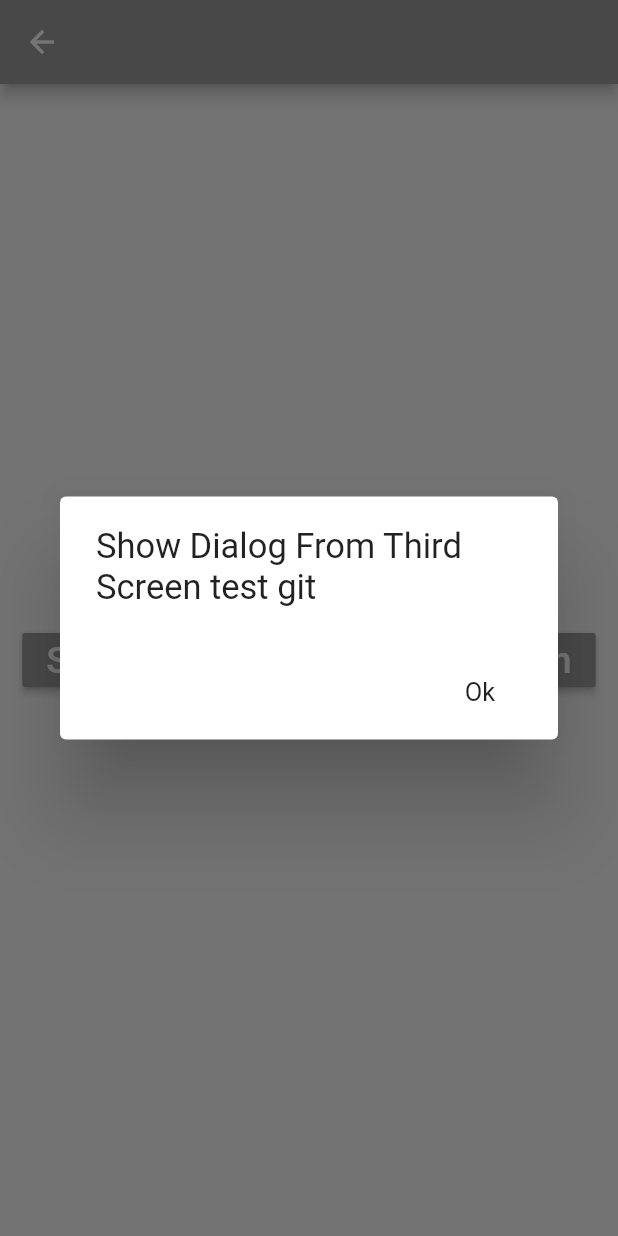
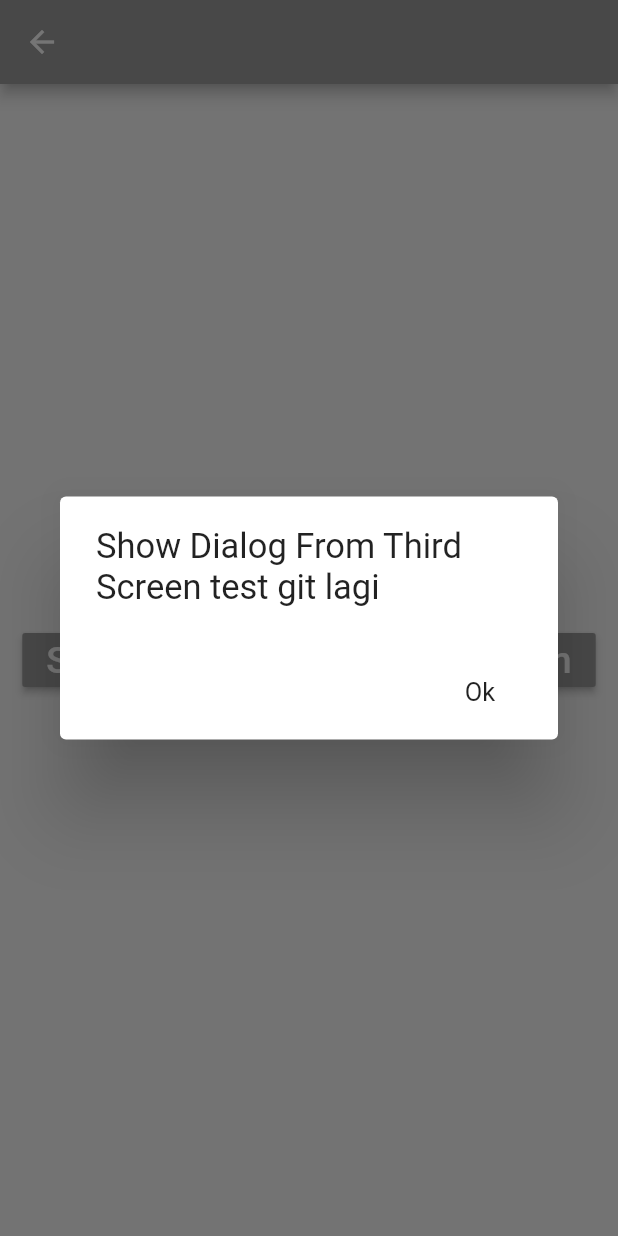
Before and after one commit to anasmano/flutter-bloc-global-dialog, a Flutter app: the CemScreen screen opened directly with empty values, after a tap on "Show Dialog From Third Screen", on a phone screen of 412 x 824 dp. Run offline on Flutter 3.47's test engine with Material 2 defaults, Android fonts, the phone set to English and light mode, and no system bars; our stand-ins replace bloc, connectivity, flutter_bloc.

Commit message:
REPO GIT

```diff
--- a/lib/screens/test_git_3_screen.dart
+++ b/lib/screens/test_git_3_screen.dart
@@ -36,7 +36,7 @@ class _CemScreenState extends State<CemScreen> {
               ),
               onPressed: () {
                 BlocProvider.of<CounterCubit>(context)
-                    .showDialog('Show Dialog From Third Screen test git');
+                    .showDialog('Show Dialog From Third Screen test git lagi');
               },
             ),
           ],
```
